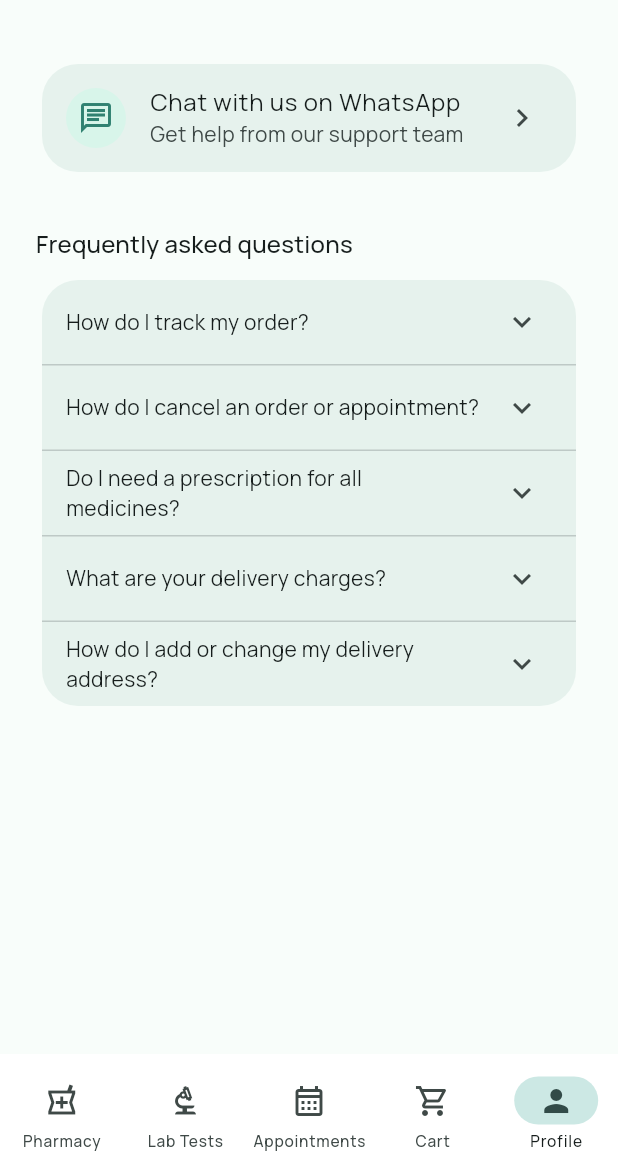
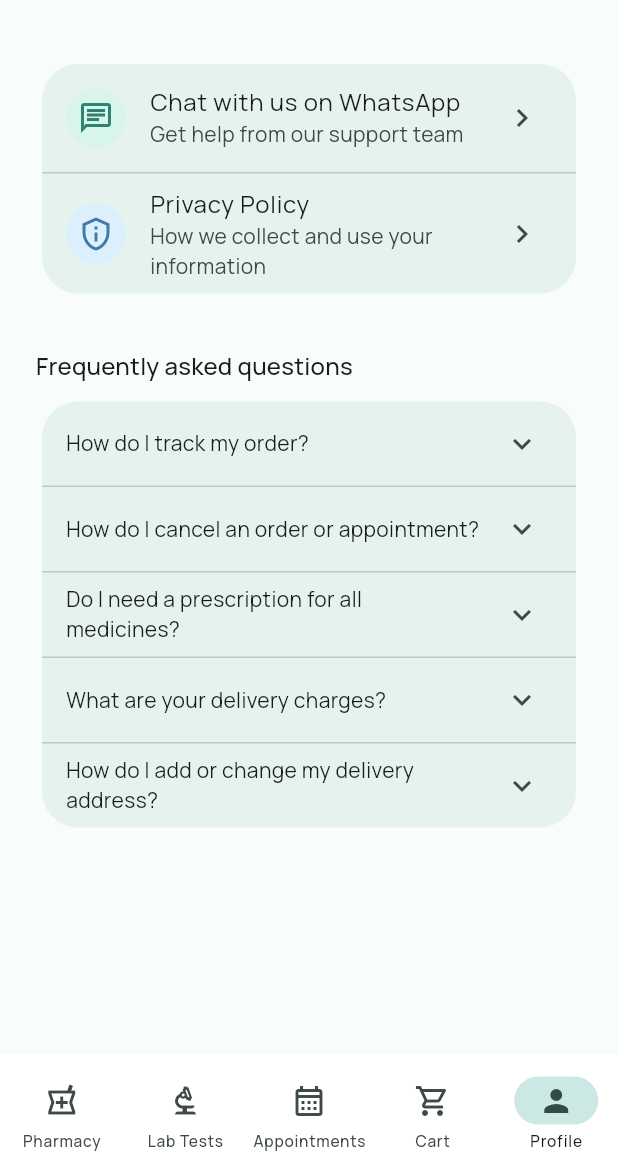
Before and after one commit to AbinashPatra1/SunilMedicalStore_UI, a Flutter app: the HelpSupportScreen screen opened by its route, on a phone screen of 412 x 824 dp, the part 62-1236 px from its top. Run offline on Flutter 3.47's test engine with Material 3 defaults, Android fonts, the phone set to English and light mode, and no system bars; our stand-ins replace dio, file_picker, firebase_auth, firebase_core, firebase_messaging, firebase_storage and 8 more; missing offline and left inert: excel, mobile_scanner, razorpay_flutter; accounts and stored records are empty.

Commit message:
feat: draft privacy policy and wire it into the app (backlog #29)
Writes a real, specific privacy policy (not boilerplate) covering
every data category the app actually collects - identity, optional
profile fields, prescriptions/medical records, GPS/delivery address,
orders/bookings, Razorpay payment references, FCM push tokens, and
request logs - plus the three third parties involved, retention,
user choices, children's privacy, security, and contact.

Placed at docs/privacy-policy.html, intended for GitHub Pages (the
repo is already public with Pages not yet enabled - one Settings
toggle away from a working URL at
https://abinashpatra1.github.io/SunilMedicalStore_UI/privacy-policy.html).

Adds a "Privacy Policy" tile to Help & Support, next to the existing
WhatsApp tile, using the same url_launcher pattern.

Co-Authored-By: Claude Sonnet 5 <noreply@anthropic.com>

```diff
--- a/lib/core/utils/support_contact.dart
+++ b/lib/core/utils/support_contact.dart
@@ -14,3 +14,18 @@ Future<void> openSupportWhatsApp(BuildContext context, {String message = 'Hi, I
       ..showSnackBar(const SnackBar(content: Text('Could not open WhatsApp.')));
   }
 }
+
+/// Published at `docs/privacy-policy.html` in this repo (backlog #29) —
+/// resolves once GitHub Pages is enabled for this repo (Settings > Pages >
+/// Deploy from a branch > `DEV` / `/docs`), serving this exact path.
+const privacyPolicyUrl = 'https://abinashpatra1.github.io/SunilMedicalStore_UI/privacy-policy.html';
+
+/// Opens the privacy policy in the device's browser.
+Future<void> openPrivacyPolicy(BuildContext context) async {
+  final launched = await launchUrl(Uri.parse(privacyPolicyUrl), mode: LaunchMode.externalApplication);
+  if (!launched && context.mounted) {
+    ScaffoldMessenger.of(context)
+      ..hideCurrentSnackBar()
+      ..showSnackBar(const SnackBar(content: Text('Could not open the privacy policy.')));
+  }
+}
--- a/lib/features/profile/presentation/screens/help_support_screen.dart
+++ b/lib/features/profile/presentation/screens/help_support_screen.dart
@@ -55,7 +55,9 @@ class HelpSupportScreen extends StatelessWidget {
         children: [
           AppCard(
             padding: EdgeInsets.zero,
-            child: ListTile(
+            child: Column(
+              children: [
+                ListTile(
                   leading: CircleAvatar(
                     backgroundColor: AppAccent.mint.pastel,
                     child: Icon(Icons.chat_outlined, color: AppAccent.mint.ink),
@@ -64,6 +66,19 @@ class HelpSupportScreen extends StatelessWidget {
                   subtitle: const Text('Get help from our support team'),
                   trailing: const Icon(Icons.chevron_right),
                   onTap: () => openSupportWhatsApp(context),
+                ),
+                const Divider(height: 1),
+                ListTile(
+                  leading: CircleAvatar(
+                    backgroundColor: AppAccent.sky.pastel,
+                    child: Icon(Icons.privacy_tip_outlined, color: AppAccent.sky.ink),
+                  ),
+                  title: const Text('Privacy Policy'),
+                  subtitle: const Text('How we collect and use your information'),
+                  trailing: const Icon(Icons.chevron_right),
+                  onTap: () => openPrivacyPolicy(context),
+                ),
+              ],
             ),
           ),
           const SizedBox(height: AppConstants.spacingXl),
```
Also changed, not shown: 2 other files. Lines whose indentation alone changed are shown as unchanged.
